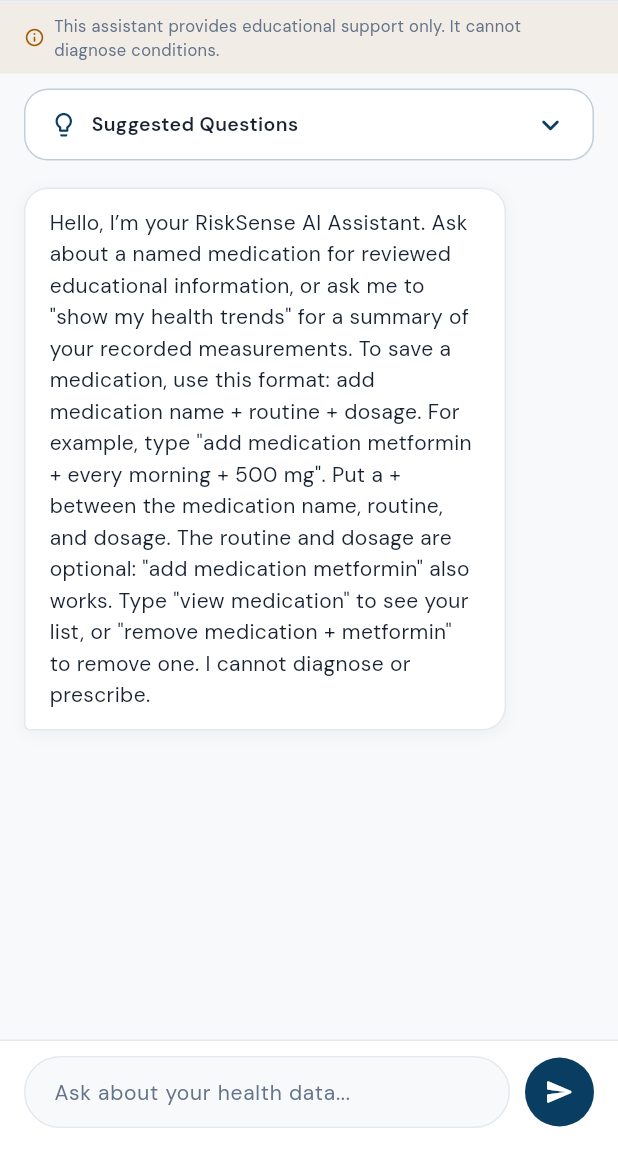
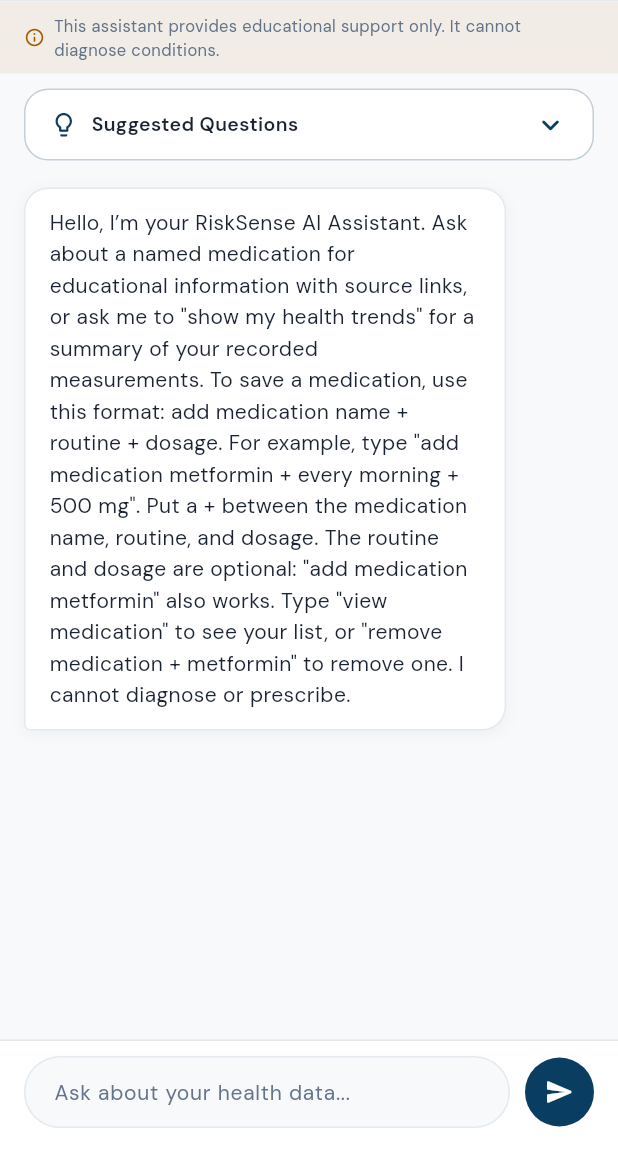
Before and after one commit to FlipFlopXI/risksense-ai-frontend, a Flutter app: the AiAssistantScreen screen opened directly, after a tap on the "send" icon, on a phone screen of 412 x 824 dp, the part 84-1236 px from its top. Run offline on Flutter 3.47's test engine with Material 3 defaults, Android fonts, the phone set to English and light mode, and no system bars; our stand-ins replace dio, fl_chart, flutter_secure_storage, google_fonts, just_audio, pdf and 3 more; accounts and stored records are empty.

Commit message:
Show external medication source notices beneath assistant answers

```diff
--- a/lib/screens/shared/ai_assistant_screen.dart
+++ b/lib/screens/shared/ai_assistant_screen.dart
@@ -26,7 +26,7 @@
   final List<_ChatMessage> _messages = [
     const _ChatMessage(
       text:
-          'Hello, I’m your RiskSense AI Assistant. Ask about a named medication for reviewed educational information, or ask me to "show my health trends" for a summary of your recorded measurements. To save a medication, use this format: add medication name + routine + dosage. For example, type "add medication metformin + every morning + 500 mg". Put a + between the medication name, routine, and dosage. The routine and dosage are optional: "add medication metformin" also works. Type "view medication" to see your list, or "remove medication + metformin" to remove one. I cannot diagnose or prescribe.',
+          'Hello, I’m your RiskSense AI Assistant. Ask about a named medication for educational information with source links, or ask me to "show my health trends" for a summary of your recorded measurements. To save a medication, use this format: add medication name + routine + dosage. For example, type "add medication metformin + every morning + 500 mg". Put a + between the medication name, routine, and dosage. The routine and dosage are optional: "add medication metformin" also works. Type "view medication" to see your list, or "remove medication + metformin" to remove one. I cannot diagnose or prescribe.',
       isUser: false,
     ),
   ];
@@ -66,7 +66,7 @@
 
   _ChatMessage get _welcomeMessage => const _ChatMessage(
       text:
-          'Hello, I’m your RiskSense AI Assistant. Ask about a named medication for reviewed educational information, or ask me to "show my health trends" for a summary of your recorded measurements. To save a medication, use this format: add medication name + routine + dosage. For example, type "add medication metformin + every morning + 500 mg". Put a + between the medication name, routine, and dosage. The routine and dosage are optional: "add medication metformin" also works. Type "view medication" to see your list, or "remove medication + metformin" to remove one. I cannot diagnose or prescribe.',
+          'Hello, I’m your RiskSense AI Assistant. Ask about a named medication for educational information with source links, or ask me to "show my health trends" for a summary of your recorded measurements. To save a medication, use this format: add medication name + routine + dosage. For example, type "add medication metformin + every morning + 500 mg". Put a + between the medication name, routine, and dosage. The routine and dosage are optional: "add medication metformin" also works. Type "view medication" to see your list, or "remove medication + metformin" to remove one. I cannot diagnose or prescribe.',
       isUser: false);
 
   Future<void> _restoreChat() async {
@@ -184,7 +184,11 @@
       _sessionId = response['session_id']?.toString();
       final summary = response['summary']?.toString() ??
           'No reviewed information is available for this enquiry.';
-      final safety = response['safety_message']?.toString();
+      final referenceNotice = response['reference_notice']?.toString();
+      final rawSafety = response['safety_message']?.toString();
+      final safety = referenceNotice == null
+          ? rawSafety
+          : rawSafety?.replaceAll(referenceNotice, '').trim();
       final status = response['evidence_status']?.toString();
       final claims = (response['claims'] as List<dynamic>? ?? const [])
           .whereType<Map>()
@@ -207,6 +211,7 @@
                 : '$answer\n\n$safety',
             isUser: false,
             evidenceStatus: status,
+            referenceNotice: referenceNotice,
             sources: sources));
       });
     } on ApiException catch (error) {
@@ -519,11 +524,13 @@
   final String text;
   final bool isUser;
   final String? evidenceStatus;
+  final String? referenceNotice;
   final List<String> sources;
   const _ChatMessage({
     required this.text,
     required this.isUser,
     this.evidenceStatus,
+    this.referenceNotice,
     this.sources = const [],
   });
 
@@ -531,6 +538,7 @@
         text: value['text']?.toString() ?? '',
         isUser: value['is_user'] == true,
         evidenceStatus: value['evidence_status']?.toString(),
+        referenceNotice: value['reference_notice']?.toString(),
         sources: (value['sources'] as List? ?? const [])
             .whereType<String>()
             .toList(),
@@ -540,6 +548,7 @@
         'text': text,
         'is_user': isUser,
         'evidence_status': evidenceStatus,
+        'reference_notice': referenceNotice,
         'sources': sources,
       };
 }
@@ -579,7 +588,9 @@
           crossAxisAlignment: CrossAxisAlignment.start,
           mainAxisSize: MainAxisSize.min,
           children: [
-            if (!message.isUser && message.evidenceStatus != null) ...[
+            if (!message.isUser &&
+                message.evidenceStatus != null &&
+                message.evidenceStatus != 'REFERENCE_INFORMATION') ...[
               Container(
                 padding: const EdgeInsets.symmetric(horizontal: 8, vertical: 4),
                 decoration: BoxDecoration(
@@ -609,6 +620,23 @@
                 color: message.isUser ? Colors.white : AppColors.textPrimary,
               ),
             ),
+            if (message.referenceNotice != null) ...[
+              const SizedBox(height: 10),
+              Row(
+                crossAxisAlignment: CrossAxisAlignment.start,
+                children: [
+                  Icon(Icons.info_outline_rounded,
+                      size: 16, color: AppColors.textSecondary),
+                  const SizedBox(width: 6),
+                  Expanded(
+                      child: Text(message.referenceNotice!,
+                          style: TextStyle(
+                              fontSize: 11,
+                              height: 1.4,
+                              color: AppColors.textSecondary))),
+                ],
+              ),
+            ],
             if (message.sources.isNotEmpty) ...[
               const SizedBox(height: 12),
               Text('Sources',
```
